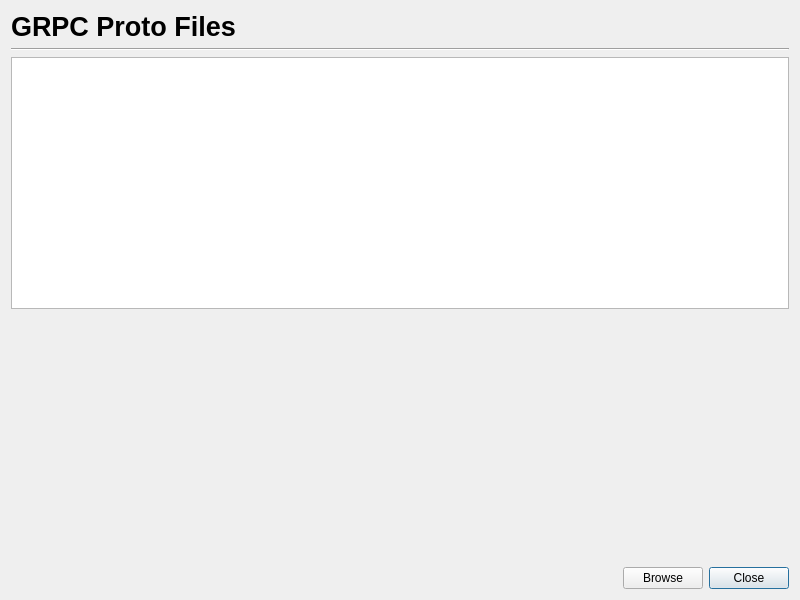
Qt form src/network/ui/ui_proto_defs_dialog.ui (evanrolfe/trayce_gui) before a commit.
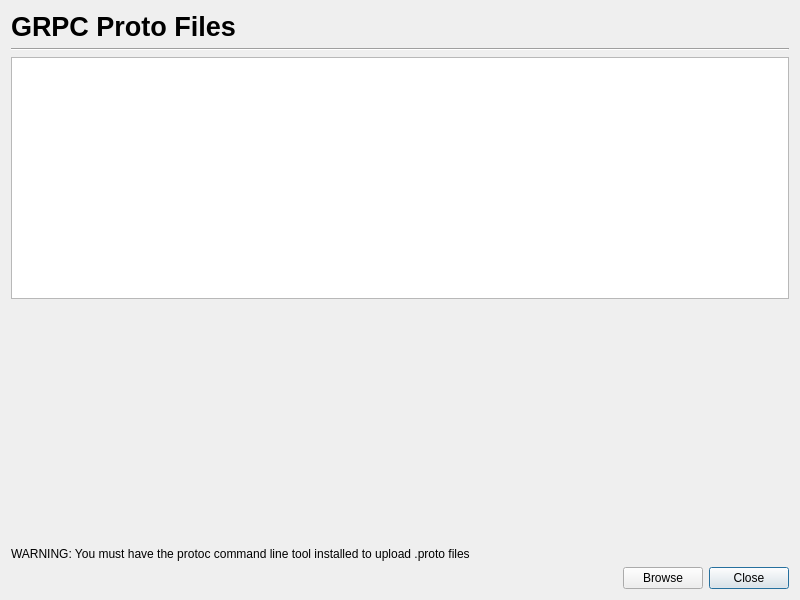
The same form after that commit.

Commit message: show warning label if protoc is not installed

Diff of the .ui file:
```diff
--- a/src/network/ui/ui_proto_defs_dialog.ui
+++ b/src/network/ui/ui_proto_defs_dialog.ui
@@ -57,6 +57,13 @@
      </property>
     </spacer>
    </item>
+   <item>
+    <widget class="QLabel" name="warningLabel">
+     <property name="text">
+      <string>WARNING: You must have the protoc command line tool installed to upload .proto files</string>
+     </property>
+    </widget>
+   </item>
    <item>
     <layout class="QHBoxLayout" name="horizontalLayout_5">
      <item>
```
The commit also changes 4 other files.
